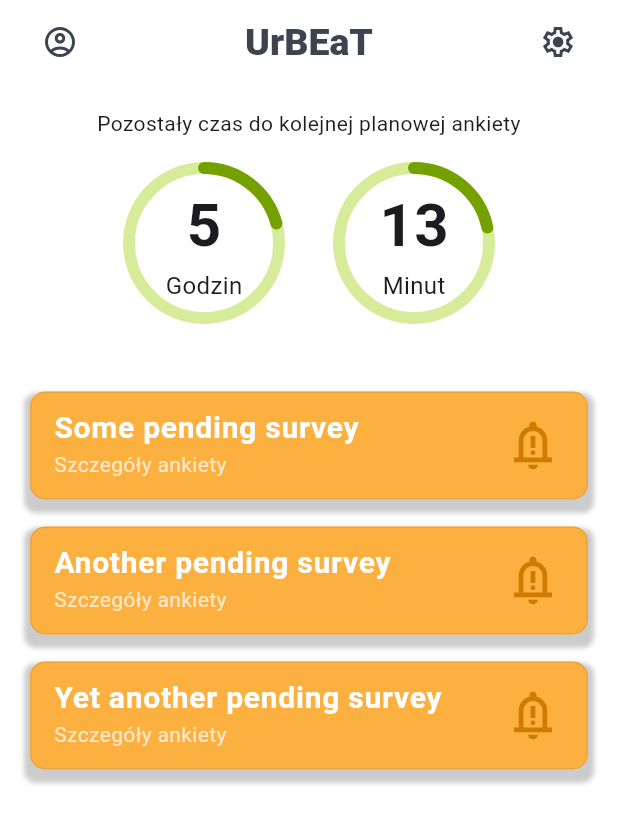
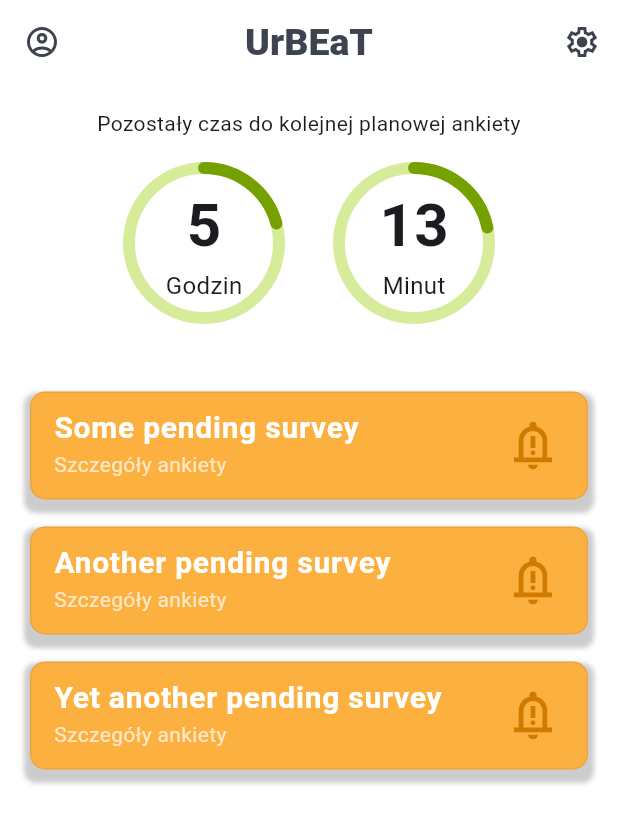
Before and after one commit to projekt-inzynierski/survey_frontend, a Flutter app: the screen it shows after launch, on a phone screen of 412 x 824 dp. Shown: the top 824 px of the screen. Run offline on Flutter 3.47's test engine with Material 3 defaults, Android fonts, the light colour scheme and no system bars; our stand-ins replace connectivity, dio, flutter_svg, font_awesome_flutter, get, get_storage and 2 more.

Commit message:
survey widget

```diff
--- a/lib/presentation/screens/home/home_screen.dart
+++ b/lib/presentation/screens/home/home_screen.dart
@@ -1,7 +1,9 @@
 import 'package:flutter/material.dart';
 import 'package:flutter_svg/flutter_svg.dart';
+import 'package:font_awesome_flutter/font_awesome_flutter.dart';
 import 'package:get/get.dart';
 import 'package:survey_frontend/presentation/controllers/home_controller.dart';
+import 'package:survey_frontend/presentation/screens/home/widgets/survey_tile.dart';
 import 'package:survey_frontend/presentation/screens/home/widgets/time_circle.dart';
 
 class HomeScreen extends GetView<HomeController> {
@@ -11,34 +13,31 @@ class HomeScreen extends GetView<HomeController> {
   Widget build(BuildContext context) {
     return Scaffold(
       appBar: AppBar(
-        title: Row(
-          mainAxisAlignment: MainAxisAlignment.spaceBetween,
-          children: [
-            IconButton(
+        leading: IconButton(
           icon: SvgPicture.asset(
             'assets/profile_circle.svg',
-                height: 24, // Adjust the height as needed
+            height: 24,
           ),
           onPressed: () {
             // Define the action when the user icon is pressed
           },
         ),
-            const Text(
+        centerTitle: true,
+        title: const Text(
           'UrBEaT',
           style: TextStyle(fontWeight: FontWeight.w900),
         ),
+        actions: [
           IconButton(
             icon: SvgPicture.asset(
               'assets/settings_circle.svg',
-                height: 24, // Adjust the height as needed
+              height: 24,
             ),
             onPressed: () {
               // Define the action when the settings icon is pressed
             },
           ),
         ],
-        ),
-        centerTitle: true,
         backgroundColor: Colors.white,
         elevation: 0,
       ),
@@ -80,57 +79,12 @@ class HomeScreen extends GetView<HomeController> {
           itemBuilder: (context, index) {
             return Padding(
               padding:
-                  const EdgeInsets.symmetric(vertical: 5.0), // Add padding here
-              child: _buildSurveyButton(controller.pendingSurveys[index]),
+                  const EdgeInsets.symmetric(vertical: 5.0),
+              child: SurveyTile(
+                  surveyTitle: controller.pendingSurveys[index],
+                  onPressed: () {}),
             );
           },
         ));
   }
-
-  Widget _buildSurveyButton(String surveyTitle) {
-    return Container(
-      decoration: BoxDecoration(
-        borderRadius: BorderRadius.circular(8),
-        boxShadow: [
-          BoxShadow(
-            color: Colors.black.withOpacity(0.2),
-            blurRadius: 2,
-            offset: const Offset(0, 5),
-          ),
-        ],
-      ),
-      child: Card(
-        color: const Color(0xFFFCB040),
-        elevation: 0,
-        shape: RoundedRectangleBorder(
-          side: const BorderSide(
-            color: Color(0xFFE6A648),
-            width: 1,
-          ),
-          borderRadius: BorderRadius.circular(10),
-        ),
-        clipBehavior: Clip.antiAlias,
-        child: ListTile(
-          trailing: SvgPicture.asset(
-            'assets/bell.svg',
-            height: 32, // Adjust the height as needed
-            colorFilter:
-                const ColorFilter.mode(Color(0xFFCE7B00), BlendMode.srcIn),
-          ),
-          title: Text(
-            surveyTitle,
-            style: const TextStyle(
-                color: Colors.white, fontWeight: FontWeight.bold),
-          ),
-          subtitle: const Text(
-            'Szczegóły ankiety',
-            style: TextStyle(color: Colors.white70),
-          ),
-          onTap: () {
-            // Define the action when the button is pressed
-          },
-        ),
-      ),
-    );
 }
-}
--- /dev/null
+++ b/lib/presentation/screens/home/widgets/survey_tile.dart
@@ -0,0 +1,58 @@
+import 'package:flutter/material.dart';
+import 'package:flutter_svg/flutter_svg.dart';
+
+class SurveyTile extends StatelessWidget {
+  final String surveyTitle;
+  final void Function() onPressed;
+
+  const SurveyTile(
+      {super.key, required this.surveyTitle, required this.onPressed});
+
+  @override
+  Widget build(BuildContext context) {
+    return Container(
+      decoration: BoxDecoration(
+        borderRadius: BorderRadius.circular(8),
+        boxShadow: [
+          BoxShadow(
+            color: Colors.black.withOpacity(0.2),
+            blurRadius: 2,
+            offset: const Offset(0, 5),
+          ),
+        ],
+      ),
+      child: Card(
+        color: const Color(0xFFFCB040),
+        elevation: 0,
+        shape: RoundedRectangleBorder(
+          side: const BorderSide(
+            color: Color(0xFFE6A648),
+            width: 1,
+          ),
+          borderRadius: BorderRadius.circular(10),
+        ),
+        clipBehavior: Clip.antiAlias,
+        child: ListTile(
+          trailing: SvgPicture.asset(
+            'assets/bell.svg',
+            height: 32, // Adjust the height as needed
+            colorFilter:
+                const ColorFilter.mode(Color(0xFFCE7B00), BlendMode.srcIn),
+          ),
+          title: Text(
+            surveyTitle,
+            overflow: TextOverflow.ellipsis,
+            style: const TextStyle(
+                color: Colors.white, fontWeight: FontWeight.bold),
+          ),
+          subtitle: const Text(
+            overflow: TextOverflow.ellipsis,
+            'Szczegóły ankiety',
+            style: TextStyle(color: Colors.white70),
+          ),
+          onTap: onPressed,
+        ),
+      ),
+    );
+  }
+}
```
Also changed, not shown: lib/presentation/screens/home/widgets/pending_survey.dart (deleted). Lines whose indentation alone changed are shown as unchanged.
